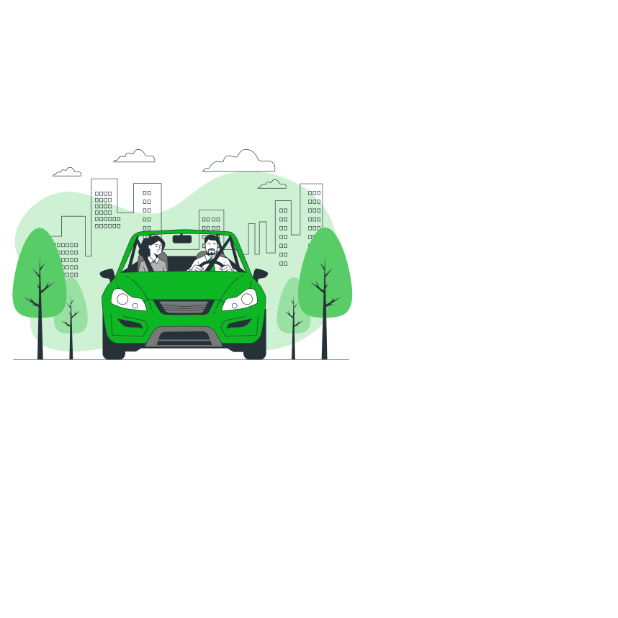
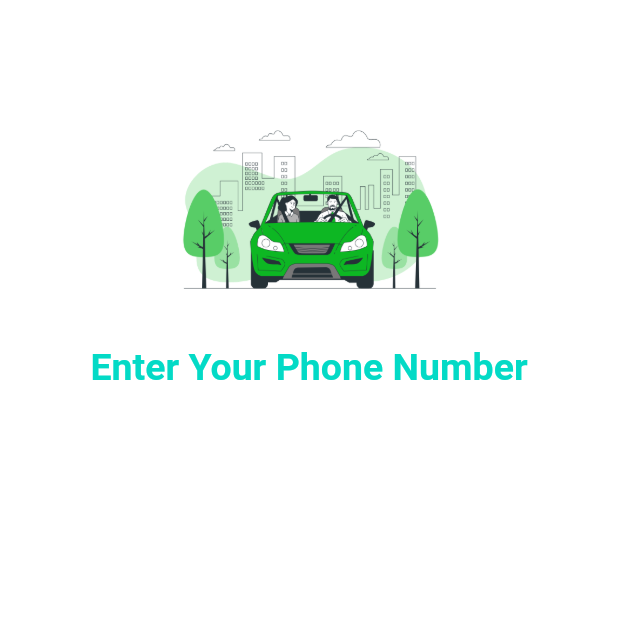
Before and after one commit to shelton15/klando-driver-side, a Flutter app: the Verification screen opened directly, on a phone screen of 412 x 824 dp, the top half of it. Run offline on Flutter 3.47's test engine with Material 2 defaults, Android fonts, the phone set to English and light mode, and no system bars; our stand-ins replace lottie.

Commit message:
image loading fixed

```diff
--- a/lib/login.dart
+++ b/lib/login.dart
@@ -17,10 +17,21 @@ class _VerificationState extends State<Verification> {
           padding: const EdgeInsets.only(top: 50),
           child: Column(
             children: [
-              Image.asset(
-                'assets/Cardrivingbro1.png',
-                width: 240,
+              Center(
+                child: Image.asset(
+                  'assets/Cardrivingbro1.png',
+                  width: 180,
+                ),
               ),
+              Center(
+                child: Text(
+                  'Enter Your Phone Number',
+                   style: TextStyle(
+                    fontWeight: FontWeight.bold,
+                    fontSize: 25,
+                    color: Theme.of(context).colorScheme.secondaryContainer),
+                ),
+              )
             ],
           ),
         )));
```
Also changed, not shown: 1 other file.
